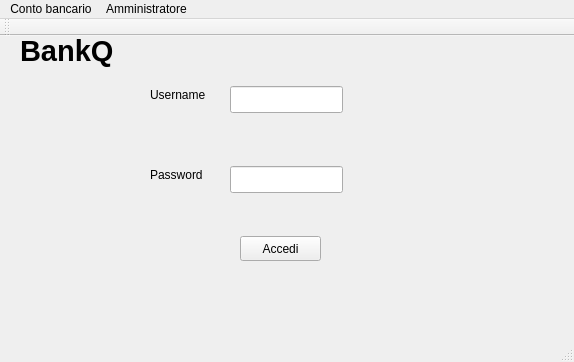
Before: the Qt Designer form BankQ/mainwindow.ui in marcofranceschini/p2_project, drawn with Qt 5.
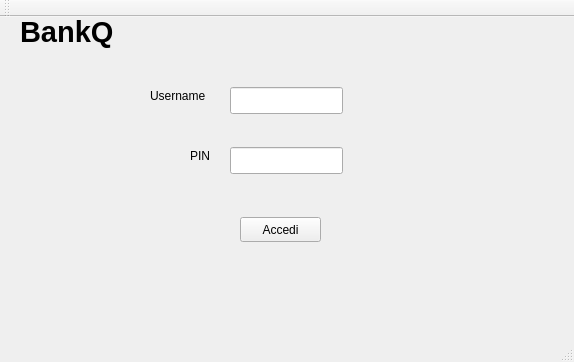
After: the same form once the commit is applied.

Commit message: Aggiunta parte grafica relativa all'utente + inizio amministratore

The edit to the form file:
```diff
--- a/BankQ/mainwindow.ui
+++ b/BankQ/mainwindow.ui
@@ -18,7 +18,7 @@
     <property name="geometry">
      <rect>
       <x>150</x>
-      <y>50</y>
+      <y>70</y>
       <width>71</width>
       <height>17</height>
      </rect>
@@ -30,14 +30,14 @@
    <widget class="QLabel" name="label_2">
     <property name="geometry">
      <rect>
-      <x>150</x>
+      <x>190</x>
       <y>130</y>
-      <width>67</width>
+      <width>31</width>
       <height>17</height>
      </rect>
     </property>
     <property name="text">
-     <string>Password</string>
+     <string>PIN</string>
     </property>
    </widget>
    <widget class="QToolButton" name="toolButton">
@@ -57,7 +57,7 @@
     <property name="geometry">
      <rect>
       <x>230</x>
-      <y>50</y>
+      <y>70</y>
       <width>113</width>
       <height>27</height>
      </rect>
@@ -99,37 +99,6 @@
    </attribute>
   </widget>
   <widget class="QStatusBar" name="statusBar"/>
-  <widget class="QMenuBar" name="menuBar">
-   <property name="geometry">
-    <rect>
-     <x>0</x>
-     <y>0</y>
-     <width>574</width>
-     <height>25</height>
-    </rect>
-   </property>
-   <widget class="QMenu" name="menuConto">
-    <property name="title">
-     <string>Conto bancario</string>
-    </property>
-    <addaction name="actionInfo"/>
-    <addaction name="separator"/>
-    <addaction name="actionPreleva"/>
-    <addaction name="actionCarica"/>
-    <addaction name="separator"/>
-    <addaction name="actionPromuovi"/>
-    <addaction name="separator"/>
-    <addaction name="actionChiudi"/>
-   </widget>
-   <widget class="QMenu" name="menuAmministratore">
-    <property name="title">
-     <string>Amministratore</string>
-    </property>
-    <addaction name="actionRichieste"/>
-   </widget>
-   <addaction name="menuConto"/>
-   <addaction name="menuAmministratore"/>
-  </widget>
   <action name="actionPreleva">
    <property name="text">
     <string>Preleva</string>
```
Left out of the diff: 18 changed lines with no effect on the pictures. The commit also changes 22 other files.
